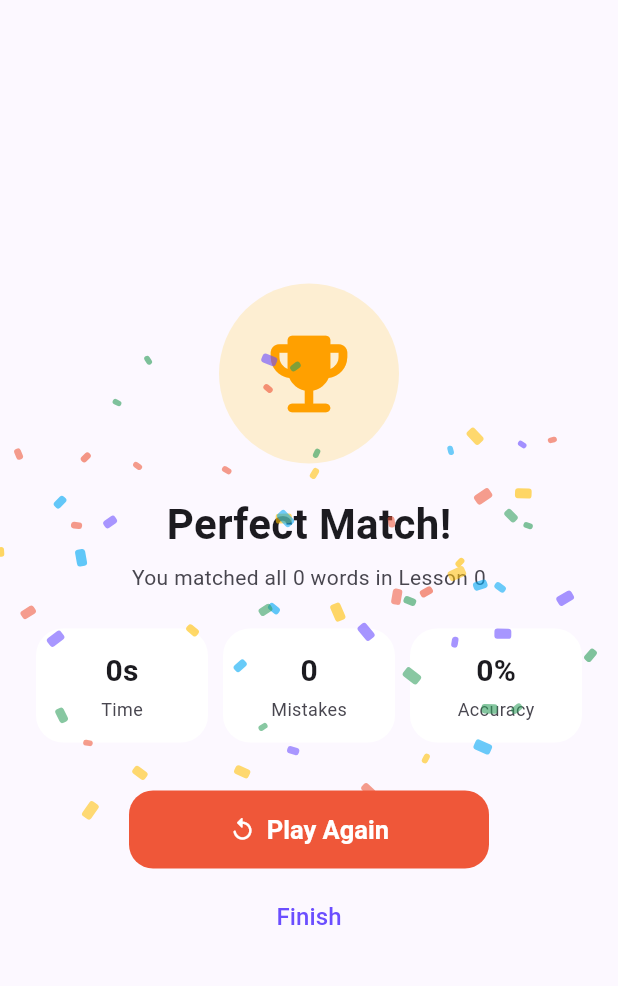
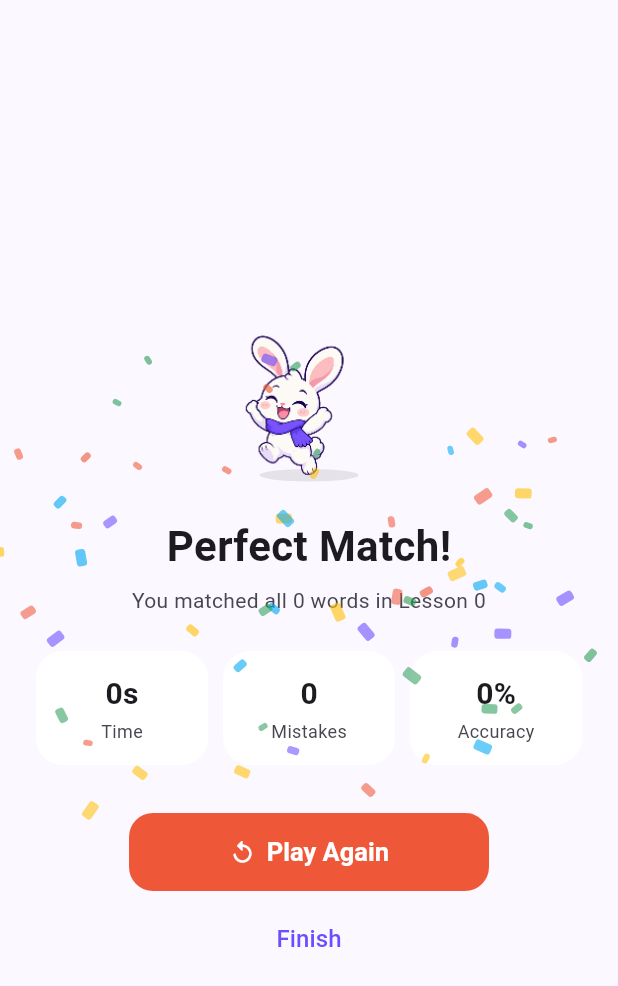
Before and after one commit to oghdy/Maru2026, a Flutter app: the _GameOverView widget shown alone on an empty page, opened directly with empty values, on a phone screen of 412 x 824 dp. Shown: the top 986 px of the screen. Run offline on Flutter 3.47's test engine with Material 3 defaults, Android fonts, the phone set to English and light mode, and no system bars; our stand-ins replace dio, flutter_riverpod, flutter_secure_storage, flutter_tts, google_sign_in, just_audio and 1 more; accounts and stored records are empty; network calls fail.

Commit message:
[VOC-1.6.2] character C2: rabbit 120 on Match game-over (cheer when 0 mistakes, else happy)
Co-Authored-By: Claude Opus 5.5 <noreply@anthropic.com>

```diff
--- a/frontend/maru/lib/features/vocabulary/screens/vocabulary_game_screen.dart
+++ b/frontend/maru/lib/features/vocabulary/screens/vocabulary_game_screen.dart
@@ -547,25 +547,14 @@ class _GameOverViewState extends State<_GameOverView>
             child: Column(
               mainAxisSize: MainAxisSize.min,
               children: [
-                TweenAnimationBuilder<double>(
-                  tween: Tween(begin: 0.2, end: 1),
-                  duration: const Duration(milliseconds: 900),
-                  curve: Curves.elasticOut,
-                  builder: (context, v, child) =>
-                      Transform.scale(scale: v, child: child),
-                  child: Container(
-                    width: 120,
-                    height: 120,
-                    decoration: BoxDecoration(
-                      shape: BoxShape.circle,
-                      color: Colors.amber.withValues(alpha: 0.18),
-                    ),
-                    child: Icon(
-                      Icons.emoji_events_rounded,
-                      size: 68,
-                      color: Colors.amber.shade700,
-                    ),
-                  ),
+                // 캐릭터 C2 (CHARACTER_API §3.2): 트로피 자리에 토끼 120. 실수 0 이면 cheer.
+                // 점프가 위로 튀어나오므로 위 여백 0.25×120.
+                const SizedBox(height: 30),
+                MaruCharacter(
+                  kind: MaruCharacterKind.rabbit,
+                  mood: state.mistakes == 0 ? MaruMood.cheer : MaruMood.happy,
+                  size: 120,
+                  entrance: true,
                 ),
                 const SizedBox(height: 20),
                 Text(
```
